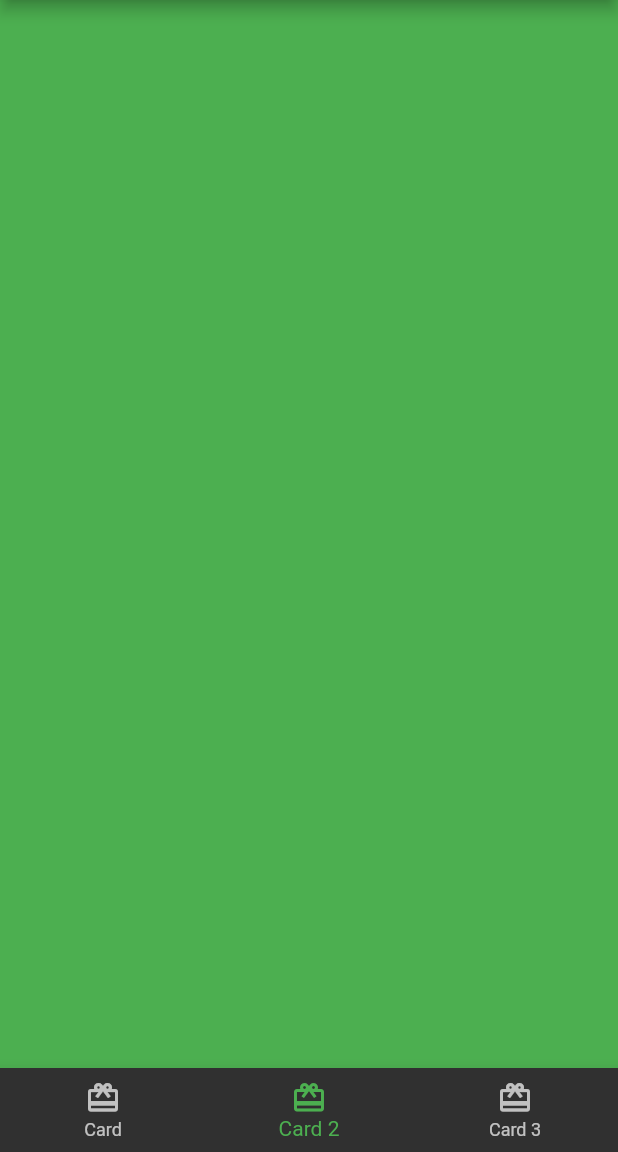
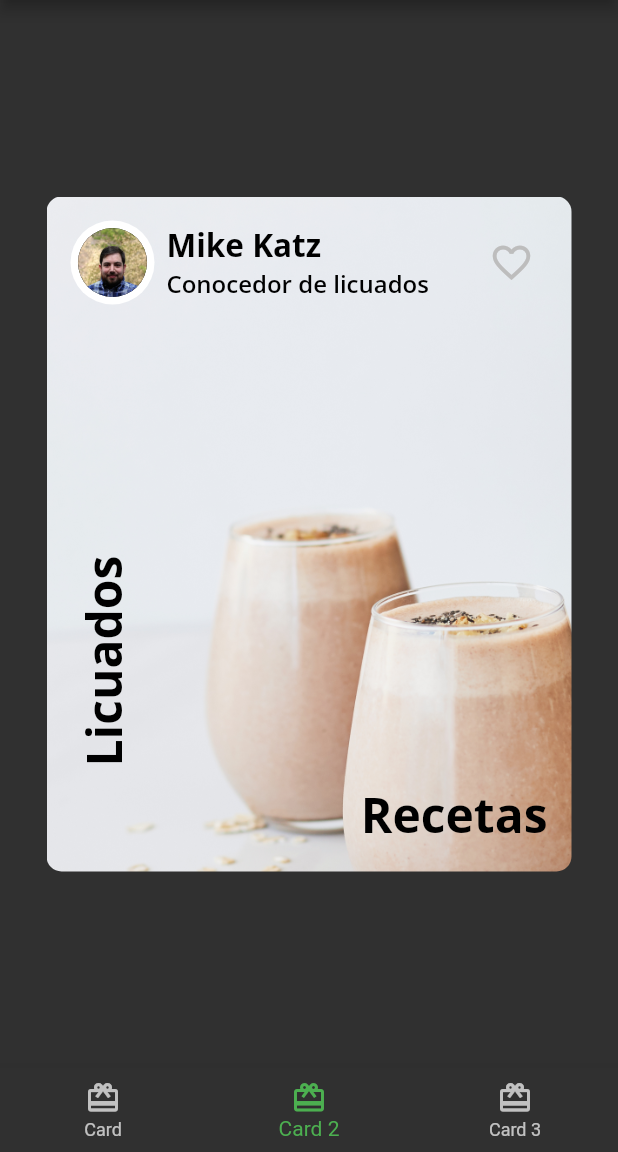
Before and after one commit to alexglzrys/flutter_fooderlich, a Flutter app: the screen it shows after launch, item 2 of the bottom bar chosen, on a phone screen of 412 x 824 dp, the part 84-1236 px from its top. Run offline on Flutter 3.47's test engine with Material 2 defaults, Android fonts, the phone set to English and light mode, and no system bars; our stand-ins replace google_fonts.

Commit message:
diseño tarjeta autor

```diff
--- /dev/null
+++ b/lib/card_author.dart
@@ -0,0 +1,58 @@
+import 'package:flutter/material.dart';
+import 'package:fooderlich/fooderlich_theme.dart';
+import 'package:fooderlich/widgets/author_header.dart';
+
+class CardAuthor extends StatelessWidget {
+  const CardAuthor({super.key});
+
+  @override
+  Widget build(BuildContext context) {
+    return Center(
+      child: Container(
+        constraints: const BoxConstraints.expand(width: 350, height: 450),
+        decoration: const BoxDecoration(
+            image: DecorationImage(
+                image: AssetImage('assets/mag5.png'), fit: BoxFit.cover),
+            borderRadius: BorderRadius.all(Radius.circular(10.0))),
+        // Esta pantalla se compone de 2 elementos principales, un header con información del autor, y el resto un espacio para colocar textos descriptivos
+        child: Column(
+          children: [
+            // Widget personalozado
+            const AuthorHeader(
+              author: 'Mike Katz',
+              title: 'Conocedor de licuados',
+              imageProvider: AssetImage('assets/author_katz.jpeg'),
+            ),
+            // Expanded usa todo el espacio que queda disponible en el contenedor padre
+            Expanded(
+              child: Stack(
+                children: [
+                  Positioned(
+                      bottom: 16,
+                      right: 16,
+                      child: Text(
+                        'Recetas',
+                        style: FooderlichTheme.lightTextTheme.displayLarge,
+                      )),
+                  Positioned(
+                    bottom: 70,
+                    left: 16,
+                    // RotatedBox permite rotar su elemento hijo en el sentido de las manecillas del reloj
+                    // La rotación solo puede ser cuartos de vuelta
+                    child: RotatedBox(
+                      quarterTurns: 3,
+                      child: Text(
+                        'Licuados',
+                        style: FooderlichTheme.lightTextTheme.displayLarge,
+                      ),
+                    ),
+                  )
+                ],
+              ),
+            )
+          ],
+        ),
+      ),
+    );
+  }
+}
--- a/lib/home.dart
+++ b/lib/home.dart
@@ -1,4 +1,5 @@
 import 'package:flutter/material.dart';
+import 'package:fooderlich/card_author.dart';
 import 'package:fooderlich/card_main.dart';
 
 // Separar los widgets complejos en archivos independientes, mejora la lectura del código de nuestra aplicación
@@ -17,7 +18,7 @@ class _HomeState extends State<Home> {
   // Listado de páginas a mostrar dependiendo del elemento seleccionado en la barra inferior de navegación
   static List<Widget> pages = [
     const CardMain(),
-    Container(color: Colors.green),
+    const CardAuthor(),
     Container(color: Colors.blue)
   ];
 
--- /dev/null
+++ b/lib/widgets/author_header.dart
@@ -0,0 +1,73 @@
+import 'package:flutter/material.dart';
+import 'package:fooderlich/fooderlich_theme.dart';
+import 'package:fooderlich/widgets/circle_image.dart';
+
+class AuthorHeader extends StatelessWidget {
+  // Propiedades para este widget
+  final String author;
+  final String title;
+  final ImageProvider imageProvider;
+
+  // Este widget acepta por parámetros el nombre del autor, su puesto o cargo, y una imagen de perfil
+  const AuthorHeader(
+      {super.key,
+      required this.author,
+      required this.title,
+      required this.imageProvider});
+
+  @override
+  Widget build(BuildContext context) {
+    // Este Widget se compone de un contenedor con una fila general que muestra un Avatar, y un IconButton para agregar a favoritos
+    return Container(
+      padding: const EdgeInsets.all(16),
+      child: Row(
+        // Alinea los elementos a los lados, dejando una separación entre ellos en el eje principal (horizontal)
+        mainAxisAlignment: MainAxisAlignment.spaceBetween,
+        children: [
+          // Avatar
+          Row(
+            // En el apartado del Avatar se muestra la imagen, y su respectivo nombre del autor y profesión
+            // Esta información se muestra en sentido horizontal (fila), con una respectiva separación entre los dos elementos
+            children: [
+              // Widget personalizado para mostrar la imagen de avatar del autor
+              CircleImage(
+                imageProvider: imageProvider,
+                imageRadius: 28,
+              ),
+              // SizeBox nos permite agregar separación entre widgets, ya sea en en lo ancho o alto
+              const SizedBox(
+                width: 8,
+              ),
+              Column(
+                // Alinea los elementos de la columna con base al eje secundario (horizontal)
+                crossAxisAlignment: CrossAxisAlignment.start,
+                children: [
+                  Text(
+                    author,
+                    style: FooderlichTheme.lightTextTheme.displayMedium,
+                  ),
+                  Text(
+                    title,
+                    style: FooderlichTheme.lightTextTheme.displaySmall,
+                  )
+                ],
+              )
+            ],
+          ),
+          IconButton(
+            icon: const Icon(Icons.favorite_border),
+            iconSize: 30,
+            color: Colors.grey[400],
+            onPressed: () {
+              // Cuando sea presionado el icono, se mostrará un snackBar en la parte inferior de la pantalla, mostrando el mensaje 'Licuado agregado a favoritos'
+              // El widget SnackBar se usa para mostrar brevemente información a los usuarios cuando se ha realizado una acción (como un Toast)
+              const snackBar =
+                  SnackBar(content: Text('Licuado agregado a favoritos'));
+              ScaffoldMessenger.of(context).showSnackBar(snackBar);
+            },
+          )
+        ],
+      ),
+    );
+  }
+}
--- /dev/null
+++ b/lib/widgets/circle_image.dart
@@ -0,0 +1,25 @@
+import 'package:flutter/material.dart';
+
+class CircleImage extends StatelessWidget {
+  // Propiedades para este widget
+  final double imageRadius;
+  final ImageProvider imageProvider;
+
+  // Este widget acepta 2 parámetros, uno de ellos requerido y el otro opcional pero con un valor por defecto
+  const CircleImage(
+      {super.key, required this.imageProvider, this.imageRadius = 20});
+
+  @override
+  Widget build(BuildContext context) {
+    // CircleAvatar es un widget que define un circulo ya sea con color o imagen de fondo, su respectivo radio y opcionalmente un contenido interno
+    return CircleAvatar(
+      backgroundColor: Colors.white,
+      radius: imageRadius,
+      // Al definir un CircleAvatar como hijo del principal y un radio menor, se crea un efecto de circulo con imagen de fondo y borde blanco
+      child: CircleAvatar(
+        radius: imageRadius - 5,
+        backgroundImage: imageProvider,
+      ),
+    );
+  }
+}
```
